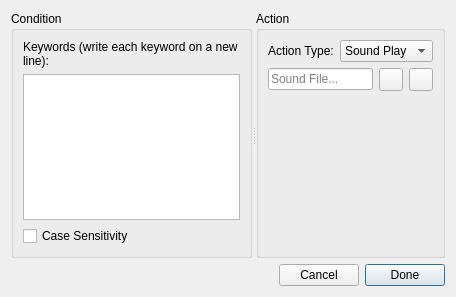
The window that src/commandsingleeditor.ui (3dproger/AxelChat) describes before a commit, drawn with Qt 5.
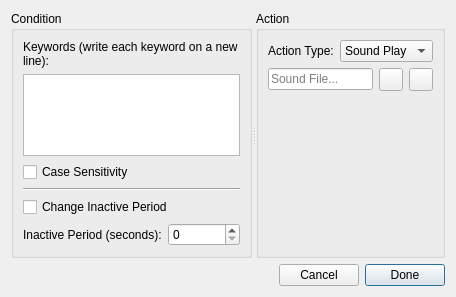
The same window after the commit. Icons and pictures are not drawn.

```diff
--- a/src/commandsingleeditor.ui
+++ b/src/commandsingleeditor.ui
@@ -57,6 +57,50 @@
          </property>
         </widget>
        </item>
+       <item>
+        <widget class="Line" name="line">
+         <property name="orientation">
+          <enum>Qt::Horizontal</enum>
+         </property>
+        </widget>
+       </item>
+       <item>
+        <layout class="QGridLayout" name="gridLayout_3">
+         <item row="1" column="0">
+          <widget class="QLabel" name="labelCooldown">
+           <property name="toolTip">
+            <string>&lt;html&gt;&lt;head/&gt;&lt;body&gt;&lt;p&gt;The time during which the command cannot be run after the last run&lt;/p&gt;&lt;/body&gt;&lt;/html&gt;</string>
+           </property>
+           <property name="text">
+            <string>Inactive Period (seconds):</string>
+           </property>
+           <property name="wordWrap">
+            <bool>true</bool>
+           </property>
+          </widget>
+         </item>
+         <item row="1" column="1">
+          <widget class="QSpinBox" name="spinBoxCooldown">
+           <property name="toolTip">
+            <string>&lt;html&gt;&lt;head/&gt;&lt;body&gt;&lt;p&gt;The time during which the command cannot be run after the last run&lt;/p&gt;&lt;/body&gt;&lt;/html&gt;</string>
+           </property>
+           <property name="maximum">
+            <number>20000000</number>
+           </property>
+          </widget>
+         </item>
+         <item row="0" column="0" colspan="2">
+          <widget class="QCheckBox" name="checkBoxChangeInactivePeriod">
+           <property name="toolTip">
+            <string>&lt;html&gt;&lt;head/&gt;&lt;body&gt;&lt;p&gt;The time during which the command cannot be run after the last run&lt;/p&gt;&lt;/body&gt;&lt;/html&gt;</string>
+           </property>
+           <property name="text">
+            <string>Change Inactive Period</string>
+           </property>
+          </widget>
+         </item>
+        </layout>
+       </item>
       </layout>
      </widget>
      <widget class="QGroupBox" name="groupBox_2">
```
